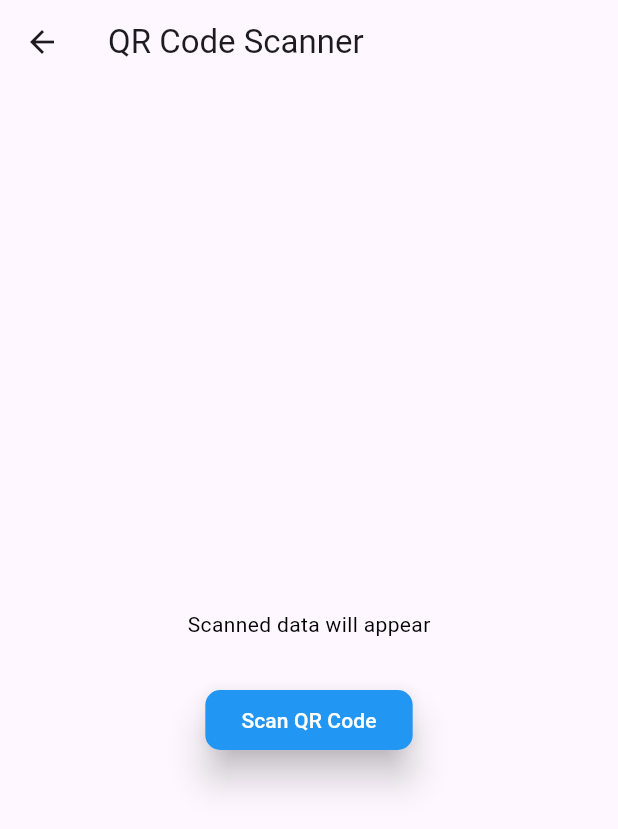
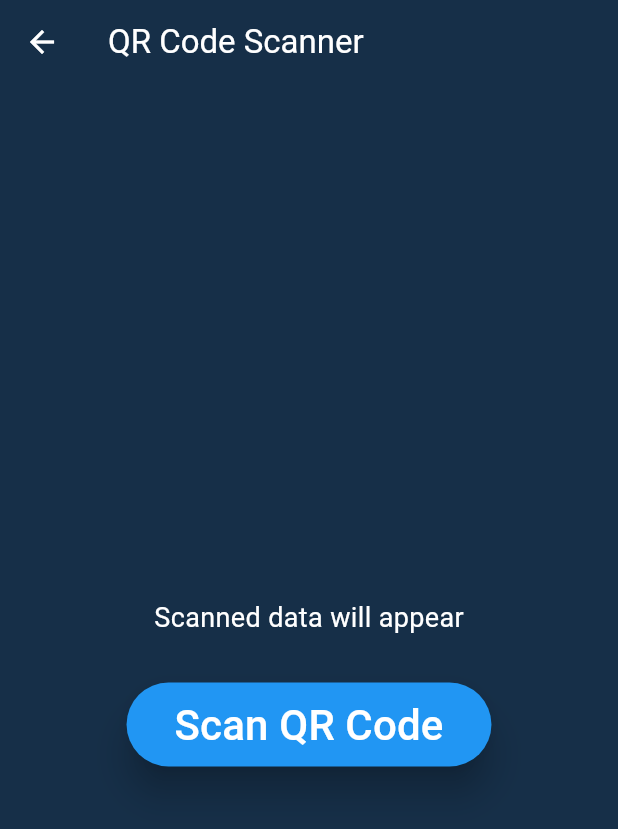
Before and after one commit to tahirdotdev/ultimate_qr_scanner, a Flutter app: the screen it shows after launch, after a tap on "Scan QR Code", on a phone screen of 412 x 824 dp. Shown: the top 829 px of the screen. Run offline on Flutter 3.47's test engine with Material 3 defaults, Android fonts, the phone set to English and light mode, and no system bars; our stand-ins replace qr_flutter; missing offline and left inert: flutter_barcode_scanner.

Commit message:
just modified a little bit UI

```diff
--- a/lib/generate_qr_code.dart
+++ b/lib/generate_qr_code.dart
@@ -6,12 +6,16 @@ class GenerateQrCode extends StatefulWidget {
   @override
   State<GenerateQrCode> createState() => _GenerateQrCodeState();
 }
+
 class _GenerateQrCodeState extends State<GenerateQrCode> {
   TextEditingController urlControl = TextEditingController();
   @override
   Widget build(BuildContext context) {
     return Scaffold(
+      backgroundColor: const Color(0xff162f48),
       appBar: AppBar(
+        backgroundColor: const Color(0xff162f48),
+        foregroundColor: Colors.white,
         title: const Text('Generate QR Code'),
       ),
       body: Center(
@@ -32,10 +36,20 @@ class _GenerateQrCodeState extends State<GenerateQrCode> {
                 child: TextField(
                   controller: urlControl,
                   decoration: InputDecoration(
-                      hintText: 'Enter your data',
+                      labelStyle: const TextStyle(color: Colors.white),
+                      hintText: 'Enter Your Data',
+                      hintStyle: const TextStyle(color: Colors.grey),
                       border: OutlineInputBorder(
+                          borderSide: const BorderSide(color: Colors.white),
                           borderRadius: BorderRadius.circular(15)),
-                      labelText: 'Enter your data'),
+                      focusedBorder: OutlineInputBorder(
+                        // Focused border
+                        borderSide: const BorderSide(
+                            color: Colors.red), // Change to your desired color
+                        borderRadius: BorderRadius.circular(15),
+                      ),
+                      labelText: 'To Generate QR Code'),
+                  cursorColor: Colors.red,
                 ),
               ),
               const SizedBox(
@@ -48,9 +62,9 @@ class _GenerateQrCodeState extends State<GenerateQrCode> {
                   style: ElevatedButton.styleFrom(
                       backgroundColor: Colors.blue,
                       foregroundColor: Colors.white,
-                      shape: RoundedRectangleBorder(borderRadius: BorderRadius.circular(10)),
-                      elevation: 10
-                  ),
+                      shape: RoundedRectangleBorder(
+                          borderRadius: BorderRadius.circular(20)),
+                      elevation: 10),
                   child: const Text('Generate QR Code'))
             ],
           ),
--- a/lib/main.dart
+++ b/lib/main.dart
@@ -21,6 +21,7 @@ class MyApp extends StatelessWidget {
 
 class HomePage extends StatefulWidget {
   const HomePage({super.key});
+
   @override
   State<HomePage> createState() => _HomePageState();
 }
@@ -29,9 +30,19 @@ class _HomePageState extends State<HomePage> {
   @override
   Widget build(BuildContext context) {
     return Scaffold(
+      backgroundColor: const Color(0xff162f48),
       appBar: AppBar(
-        title: const Text('Ultimate QR Scanner and Generator',style: TextStyle(fontWeight: FontWeight.bold,fontStyle: FontStyle.normal),),
-        backgroundColor: Colors.blue,
+        title: const Padding(
+          padding: EdgeInsets.only(top: 25),
+          child: Text(
+            'Ultimate QR Scanner and Generator',
+            style: TextStyle(
+                fontWeight: FontWeight.bold,
+                fontStyle: FontStyle.normal,
+                fontFamily: 'poppins'),
+          ),
+        ),
+        backgroundColor: const Color(0xff162f48),
         foregroundColor: Colors.white,
         centerTitle: true,
       ),
@@ -50,12 +61,13 @@ class _HomePageState extends State<HomePage> {
                     backgroundColor: Colors.blue,
                     foregroundColor: Colors.white,
                     shape: RoundedRectangleBorder(
-                        borderRadius: BorderRadius.circular(10)),
-                    elevation: 10),
-                child: const Text(
-                  'Scan QR Code',
-                  style: TextStyle(
-                    fontWeight: FontWeight.bold,
+                        borderRadius: BorderRadius.circular(35)),
+                    elevation: 15),
+                child: const Padding(
+                  padding: EdgeInsets.all(8.0),
+                  child: Text(
+                    'Scan QR Code',
+                    style: TextStyle(fontWeight: FontWeight.bold, fontSize: 20),
                   ),
                 )),
             const SizedBox(
@@ -72,12 +84,13 @@ class _HomePageState extends State<HomePage> {
                     backgroundColor: Colors.blue,
                     foregroundColor: Colors.white,
                     shape: RoundedRectangleBorder(
-                        borderRadius: BorderRadius.circular(10)),
-                    elevation: 10),
-                child: const Text(
-                  'Generate QR Code',
-                  style: TextStyle(
-                    fontWeight: FontWeight.bold,
+                        borderRadius: BorderRadius.circular(35)),
+                    elevation: 15),
+                child: const Padding(
+                  padding: EdgeInsets.all(8.0),
+                  child: Text(
+                    'Generate QR Code',
+                    style: TextStyle(fontWeight: FontWeight.bold, fontSize: 20),
                   ),
                 ))
           ],
--- a/lib/scan_qr_code.dart
+++ b/lib/scan_qr_code.dart
@@ -7,6 +7,7 @@ class ScanQrCode extends StatefulWidget {
   @override
   State<ScanQrCode> createState() => _ScanQrCodeState();
 }
+
 class _ScanQrCodeState extends State<ScanQrCode> {
   String qrResult = 'Scanned data will appear';
   Future<void> scanQR() async {
@@ -21,11 +22,15 @@ class _ScanQrCodeState extends State<ScanQrCode> {
       qrResult = 'Failed to read QR Code';
     }
   }
+
   @override
   Widget build(BuildContext context) {
     return Scaffold(
+      backgroundColor: const Color(0xff162f48),
       appBar: AppBar(
         title: const Text('QR Code Scanner'),
+        backgroundColor: const Color(0xff162f48),
+        foregroundColor: Colors.white,
       ),
       body: Center(
         child: Column(
@@ -36,18 +41,27 @@ class _ScanQrCodeState extends State<ScanQrCode> {
             ),
             Text(
               qrResult,
-              style: const TextStyle(color: Colors.black),
+              style: const TextStyle(color: Colors.white, fontSize: 18),
             ),
             const SizedBox(
               height: 30,
             ),
-            ElevatedButton(onPressed: scanQR,
-                style: ElevatedButton.styleFrom(
-                backgroundColor: Colors.blue,
-                foregroundColor: Colors.white,
-                shape: RoundedRectangleBorder(borderRadius: BorderRadius.circular(10)),
-                elevation: 10
-            ), child: const Text('Scan QR Code'),)
+            ElevatedButton(
+              onPressed: scanQR,
+              style: ElevatedButton.styleFrom(
+                  backgroundColor: Colors.blue,
+                  foregroundColor: Colors.white,
+                  shape: RoundedRectangleBorder(
+                      borderRadius: BorderRadius.circular(35)),
+                  elevation: 10),
+              child: const Padding(
+                padding: EdgeInsets.all(8.0),
+                child: Text(
+                  'Scan QR Code',
+                  style: TextStyle(fontSize: 28),
+                ),
+              ),
+            )
           ],
         ),
       ),
```
